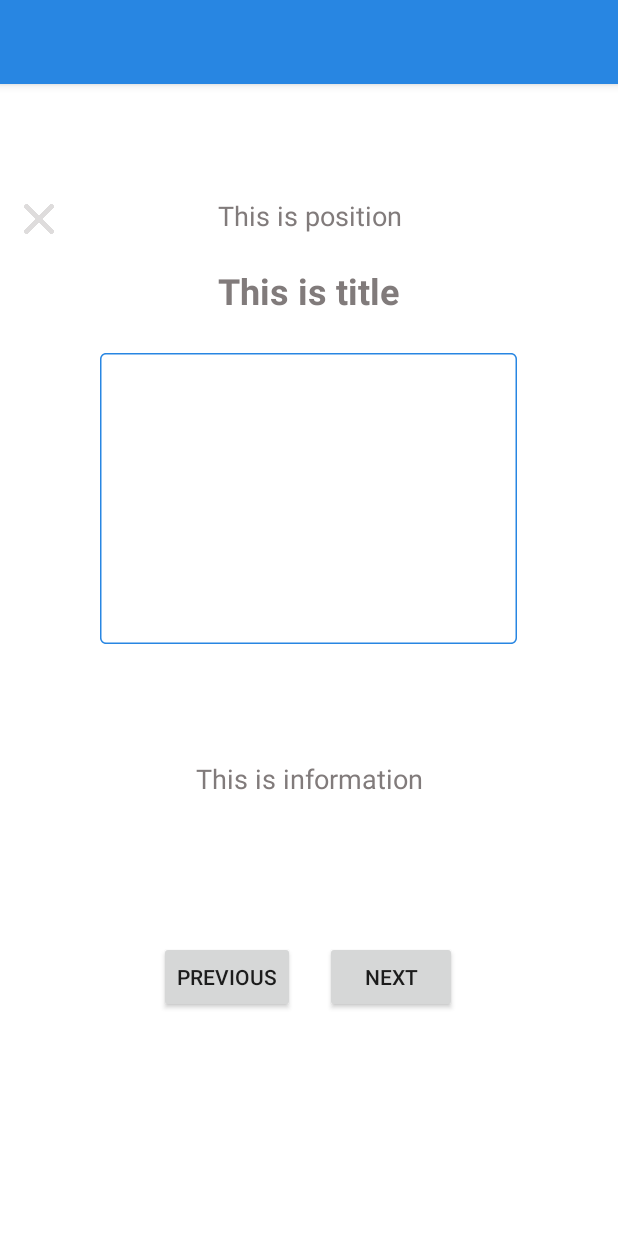
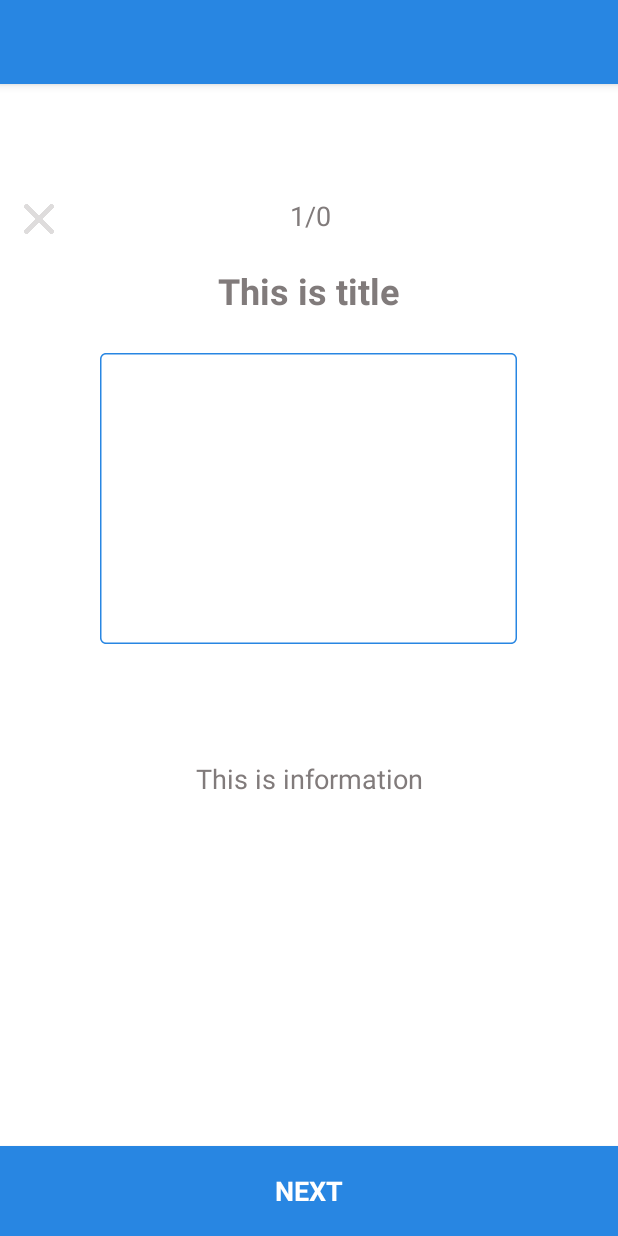
Before and after one commit to ssarahlu/Assignment, an Android app: the TopicInformation screen opened directly, with no data from a screen before it, on a phone screen of 412 x 824 dp. Run offline under Robolectric (Android 15) with nearby library versions, the phone set to English and light mode, and no system bars; 5 statements that could not run were skipped.

Commit message:
[fix] added better UI buttons. Pre-implementing google sign in API

```diff
--- a/app/build.gradle
+++ b/app/build.gradle
@@ -33,4 +33,8 @@
     androidTestImplementation 'androidx.test.espresso:espresso-core:3.2.0'
     implementation 'androidx.recyclerview:recyclerview:1.1.0'
     implementation 'androidx.cardview:cardview:1.0.0'
+    implementation 'com.google.android.gms:play-services-auth:18.0.0'
+    annotationProcessor 'com.github.bumptech.glide:compiler:4.9.0'
+
+
 }
--- a/app/src/main/AndroidManifest.xml
+++ b/app/src/main/AndroidManifest.xml
@@ -21,5 +21,6 @@
             </intent-filter>
         </activity>
     </application>
+    <uses-permission android:name="android.permission.INTERNET"></uses-permission>
 
 </manifest>
--- a/app/src/main/java/com/example/assignment/MainActivity.java
+++ b/app/src/main/java/com/example/assignment/MainActivity.java
@@ -11,6 +11,7 @@
 
     private static int SPLASH_SCREEN_TIME_OUT = 2000;
 
+    //splash screen reference https://abhiandroid.com/programming/splashscreen
     protected void onCreate(Bundle savedInstanceState) {
         super.onCreate(savedInstanceState);
         getSupportActionBar().hide();
--- a/app/src/main/java/com/example/assignment/MyAdapter.java
+++ b/app/src/main/java/com/example/assignment/MyAdapter.java
@@ -19,7 +19,6 @@
     private ArrayList<Topic> mTopic;
     private RecyclerViewClickListener mListener;
     private Context context;
-    private Topic top;
 
     public MyAdapter(ArrayList<Topic> topics, RecyclerViewClickListener listener) {
         mTopic = topics;
--- a/app/src/main/res/layout/activity_topic_information.xml
+++ b/app/src/main/res/layout/activity_topic_information.xml
@@ -5,6 +5,7 @@
     android:layout_width="match_parent"
     android:layout_height="match_parent"
     android:background="#FFFFFF"
+    android:id = "@+id/constraintLayout"
     tools:context=".TopicInformation">
 
     <TextView
@@ -85,25 +86,32 @@
 
     <Button
         android:id="@+id/next"
-        android:layout_width="wrap_content"
-        android:layout_height="wrap_content"
-        android:layout_marginTop="47dp"
-        android:text="Next"
+        android:layout_width="206dp"
+        android:layout_height="60dp"
+        android:layout_marginTop="155dp"
+        android:background="#2886E2"
+        android:text="NEXT"
+        android:textAppearance="@style/next"
+        android:textStyle="bold"
         app:layout_constraintBottom_toBottomOf="parent"
         app:layout_constraintEnd_toEndOf="parent"
-        app:layout_constraintHorizontal_bias="0.668"
+        app:layout_constraintHorizontal_bias="1.0"
         app:layout_constraintStart_toStartOf="parent"
         app:layout_constraintTop_toBottomOf="@+id/info"
-        app:layout_constraintVertical_bias="0.049" />
+        app:layout_constraintVertical_bias="1.0" />
 
     <Button
         android:id="@+id/previous"
-        android:layout_width="wrap_content"
-        android:layout_height="wrap_content"
-        android:layout_marginEnd="20dp"
-        android:layout_marginRight="20dp"
-        android:text="Previous"
+        android:layout_width="206dp"
+        android:layout_height="60dp"
+        android:background="#48C4EF"
+        android:text="BACK"
+        android:textAppearance="@style/back"
+        android:textStyle="bold"
         app:layout_constraintBottom_toBottomOf="@+id/next"
-        app:layout_constraintEnd_toStartOf="@+id/next"
-        app:layout_constraintTop_toTopOf="@+id/next" />
+        app:layout_constraintEnd_toEndOf="parent"
+        app:layout_constraintHorizontal_bias="0.0"
+        app:layout_constraintStart_toStartOf="parent"
+        app:layout_constraintTop_toBottomOf="@+id/info"
+        app:layout_constraintVertical_bias="1.0" />
 </androidx.constraintlayout.widget.ConstraintLayout>
--- a/app/src/main/res/values/styles.xml
+++ b/app/src/main/res/values/styles.xml
@@ -90,5 +90,29 @@
 
     </style>
 
+    <style name="next">
+
+        <item name="android:textSize">
+            18sp
+        </item>
+
+        <item name="android:textColor">
+            #FFFFFF
+        </item>
+
+    </style>
+
+    <style name="back">
+
+        <item name="android:textSize">
+            18sp
+        </item>
+
+        <item name="android:textColor">
+            #FFFFFF
+        </item>
+
+    </style>
+
 
 </resources>
```
Also changed, not shown: app/src/main/java/com/example/assignment/TopicInformation.java (+58 -17 lines), app/src/main/res/drawable/next.xml (added, +56 -0 lines), 1 other file.
